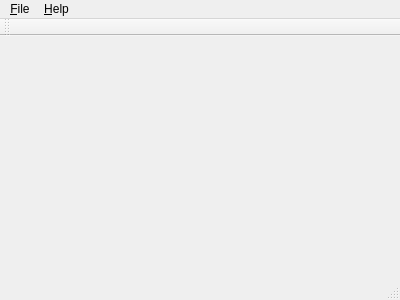
Before: the Qt Designer form Gui/MainWindow.ui in sarum9in/lab_neuro_example, drawn with Qt 5.
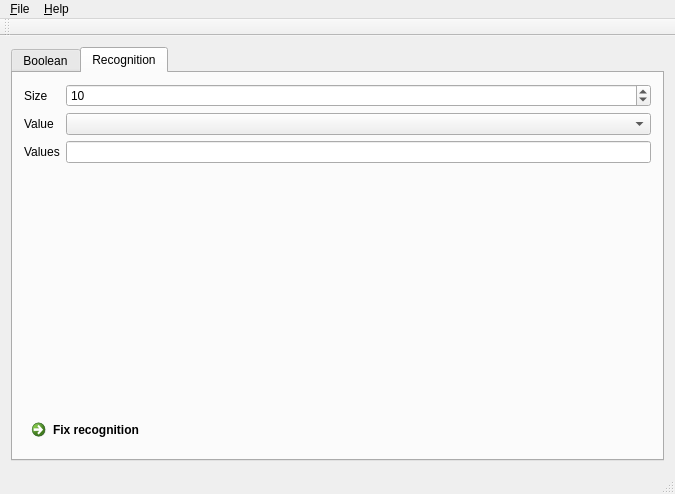
After: the same form once the commit is applied. Custom widgets are drawn as their Qt base class.

Commit message: MainWindow: Recognition tab implementation.

Patch:
```diff
--- a/Gui/MainWindow.ui
+++ b/Gui/MainWindow.ui
@@ -6,20 +6,106 @@
    <rect>
     <x>0</x>
     <y>0</y>
-    <width>400</width>
-    <height>300</height>
+    <width>675</width>
+    <height>494</height>
    </rect>
   </property>
   <property name="windowTitle">
    <string>Example</string>
   </property>
-  <widget class="QWidget" name="centralWidget"/>
+  <widget class="QWidget" name="centralWidget">
+   <layout class="QHBoxLayout" name="horizontalLayout">
+    <item>
+     <widget class="QTabWidget" name="tabWidget">
+      <property name="currentIndex">
+       <number>1</number>
+      </property>
+      <widget class="QWidget" name="booleanTab">
+       <attribute name="title">
+        <string>Boolean</string>
+       </attribute>
+      </widget>
+      <widget class="QWidget" name="recognitionTab">
+       <attribute name="title">
+        <string>Recognition</string>
+       </attribute>
+       <layout class="QGridLayout" name="gridLayout">
+        <item row="3" column="0">
+         <widget class="QCommandLinkButton" name="fixRecognitionButton">
+          <property name="text">
+           <string>Fix recognition</string>
+          </property>
+         </widget>
+        </item>
+        <item row="2" column="0">
+         <widget class="GridField" name="gridField" native="true">
+          <property name="sizePolicy">
+           <sizepolicy hsizetype="Preferred" vsizetype="Preferred">
+            <horstretch>0</horstretch>
+            <verstretch>1</verstretch>
+           </sizepolicy>
+          </property>
+         </widget>
+        </item>
+        <item row="0" column="0">
+         <layout class="QFormLayout" name="formLayout">
+          <property name="fieldGrowthPolicy">
+           <enum>QFormLayout::AllNonFixedFieldsGrow</enum>
+          </property>
+          <item row="0" column="0">
+           <widget class="QLabel" name="label">
+            <property name="text">
+             <string>Size</string>
+            </property>
+           </widget>
+          </item>
+          <item row="0" column="1">
+           <widget class="QSpinBox" name="gridSize">
+            <property name="minimum">
+             <number>5</number>
+            </property>
+            <property name="maximum">
+             <number>15</number>
+            </property>
+            <property name="value">
+             <number>10</number>
+            </property>
+           </widget>
+          </item>
+          <item row="3" column="0">
+           <widget class="QLabel" name="label_2">
+            <property name="text">
+             <string>Value</string>
+            </property>
+           </widget>
+          </item>
+          <item row="3" column="1">
+           <widget class="QComboBox" name="recognizedValue"/>
+          </item>
+          <item row="4" column="1">
+           <widget class="QLineEdit" name="symbolSet"/>
+          </item>
+          <item row="4" column="0">
+           <widget class="QLabel" name="label_3">
+            <property name="text">
+             <string>Values</string>
+            </property>
+           </widget>
+          </item>
+         </layout>
+        </item>
+       </layout>
+      </widget>
+     </widget>
+    </item>
+   </layout>
+  </widget>
   <widget class="QMenuBar" name="menuBar">
    <property name="geometry">
     <rect>
      <x>0</x>
      <y>0</y>
-     <width>400</width>
+     <width>675</width>
      <height>20</height>
     </rect>
    </property>
@@ -65,6 +151,17 @@
   </action>
  </widget>
  <layoutdefault spacing="6" margin="11"/>
+ <customwidgets>
+  <customwidget>
+   <class>GridField</class>
+   <extends>QWidget</extends>
+   <header>GridField.hpp</header>
+   <container>1</container>
+   <slots>
+    <slot>setSize(int)</slot>
+   </slots>
+  </customwidget>
+ </customwidgets>
  <resources/>
  <connections>
   <connection>
```
Left out of the diff: 16 changed lines with no effect on the pictures. The commit also changes 1 other file.
